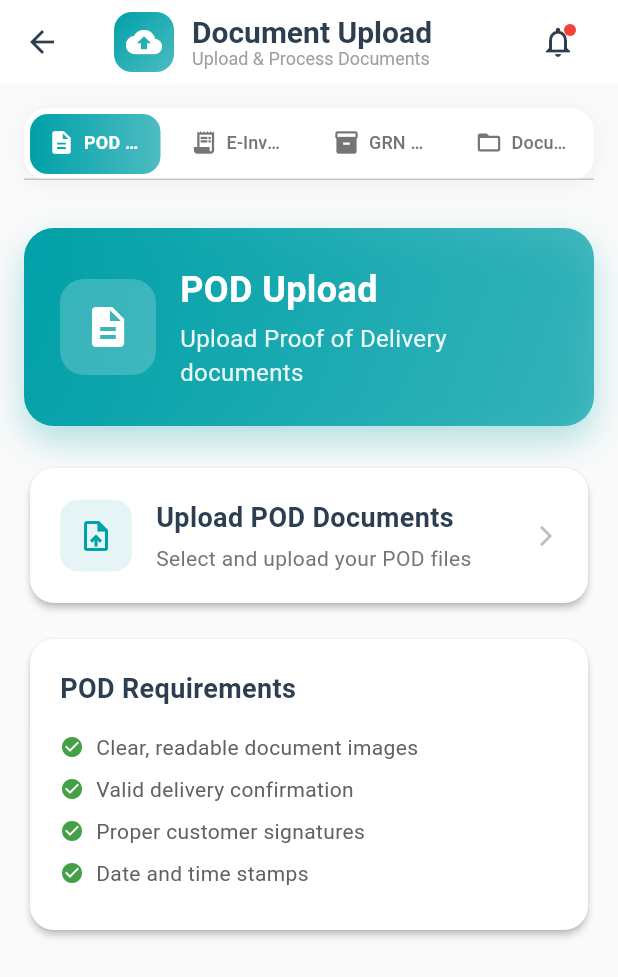
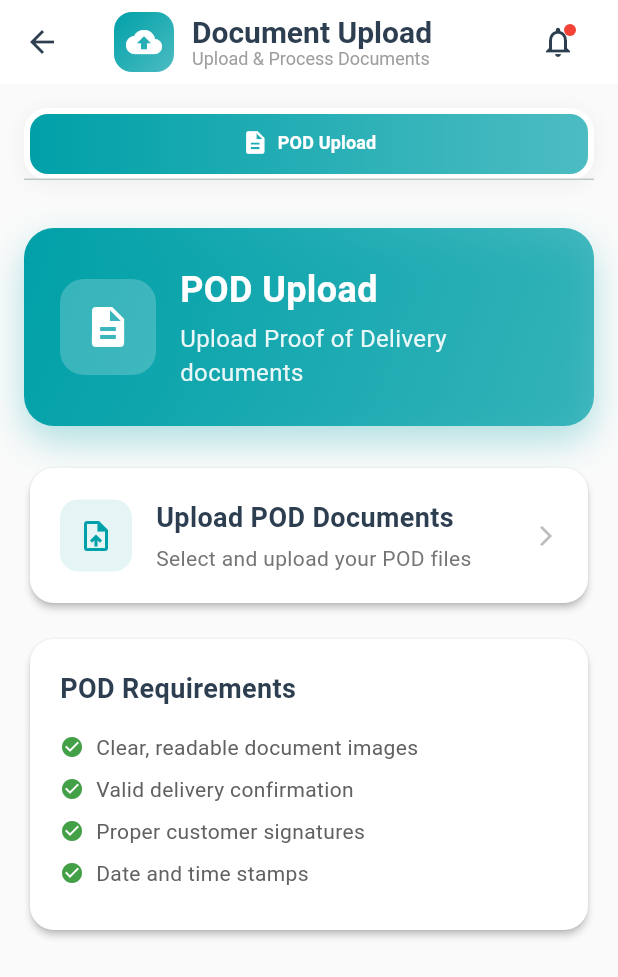
Before and after one commit to gajendra82/zyduspod, a Flutter app: the ModernDocumentUploadScreen screen opened directly, on a phone screen of 412 x 824 dp. Shown: the top 977 px of the screen. Run offline on Flutter 3.47's test engine with Material 3 defaults, Android fonts, the phone set to English and light mode, and no system bars; our stand-ins replace connectivity_plus, equatable, file_picker, flutter_bloc, image_picker, package_info_plus and 3 more; missing offline and left inert: flutter_doc_scanner, flutter_pdfview, mobile_scanner, zxing2; accounts and stored records are empty; network calls fail; Roboto replaces fonts that are missing (SF Pro Display).

Commit message:
work on chnages in the uploding setup the old and new code

```diff
--- a/lib/DocumentUploadScreen.dart
+++ b/lib/DocumentUploadScreen.dart
@@ -1550,10 +1550,10 @@ class _DocumentUploadScreenState extends State<DocumentUploadScreen> {
           );
         }
 
-        for (int i = 0; i < validDocs.length; i++) {
-          if (!mounted) return;
-          await _ensureQrForDocument(validDocs[i], i);
-        }
+        // for (int i = 0; i < validDocs.length; i++) {
+        //   if (!mounted) return;
+        //   await _ensureQrForDocument(validDocs[i], i);
+        // }
 
         // Reset QR processing states but keep upload state active
         if (mounted) {
--- a/lib/config.dart
+++ b/lib/config.dart
@@ -1,6 +1,6 @@
 const String API_BASE_URL = "https://zydus.mediola.in/pod_dev/api/";
 // const String API_BASE_URL = "https://zydus.mediola.in/dev_pod/api/";
-// const String API_BASE_URL = "https://5f70476e91c9.ngrok-free.app/api/";
+// const String API_BASE_URL = "https://ec5b3cee3ae2.ngrok-free.app/api/";
 const String API_DOC_UPLOAD_URL = "${API_BASE_URL}grn/upload-pdf";
 const String API_POD_UPLOAD_URL = "${API_BASE_URL}pod/upload-pdf";
 // const String Multi_Api_POD_UPLOAD_URL = "${API_BASE_URL}pod/multi-upload-pdf";
--- a/lib/screens/modern_document_upload_screen.dart
+++ b/lib/screens/modern_document_upload_screen.dart
@@ -23,24 +23,24 @@ class _ModernDocumentUploadScreenState extends State<ModernDocumentUploadScreen>
       color: const Color(0xFF00A0A8),
       page: const PODUploadPage(),
     ),
-    TabInfo(
-      title: 'E-Invoice',
-      icon: Icons.receipt_long,
-      color: const Color(0xFF6EC1C7),
-      page: const EInvoiceUploadPage(),
-    ),
-    TabInfo(
-      title: 'GRN Upload',
-      icon: Icons.inventory,
-      color: const Color(0xFF4CAF50),
-      page: const GRNUploadPage(),
-    ),
-    TabInfo(
-      title: 'Documents',
-      icon: Icons.folder_open,
-      color: const Color(0xFF2196F3),
-      page: const DocumentsPage(),
-    ),
+    // TabInfo(
+    //   title: 'E-Invoice',
+    //   icon: Icons.receipt_long,
+    //   color: const Color(0xFF6EC1C7),
+    //   page: const EInvoiceUploadPage(),
+    // ),
+    // TabInfo(
+    //   title: 'GRN Upload',
+    //   icon: Icons.inventory,
+    //   color: const Color(0xFF4CAF50),
+    //   page: const GRNUploadPage(),
+    // ),
+    // TabInfo(
+    //   title: 'Documents',
+    //   icon: Icons.folder_open,
+    //   color: const Color(0xFF2196F3),
+    //   page: const DocumentsPage(),
+    // ),
   ];
 
   @override
--- a/lib/screens/pod_upload_screen.dart
+++ b/lib/screens/pod_upload_screen.dart
@@ -906,7 +906,7 @@ class _PODUploadScreenState extends State<PODUploadScreen> {
       }
 
       // Process QR codes first
-      await _processAllQRCodes(validDocs);
+      // await _processAllQRCodes(validDocs);
 
       // Reset QR processing flags but keep upload flag
       setState(() {
@@ -994,7 +994,7 @@ class _PODUploadScreenState extends State<PODUploadScreen> {
       final resp = await req.send();
       final responseBody = await resp.stream.bytesToString();
 
-      if (resp.statusCode == 200) {
+      if (resp.statusCode == 201) {
         if (mounted) {
           ScaffoldMessenger.of(context).showSnackBar(
             SnackBar(
--- a/pubspec.yaml
+++ b/pubspec.yaml
@@ -1,7 +1,7 @@
 name: zyduspod
 description: "A new Flutter project."
 publish_to: "none"
-version: 1.0.0+8
+version: 1.0.1+9
 
 environment:
   sdk: ^3.7.0
```
Also changed, not shown: pubspec.lock.
